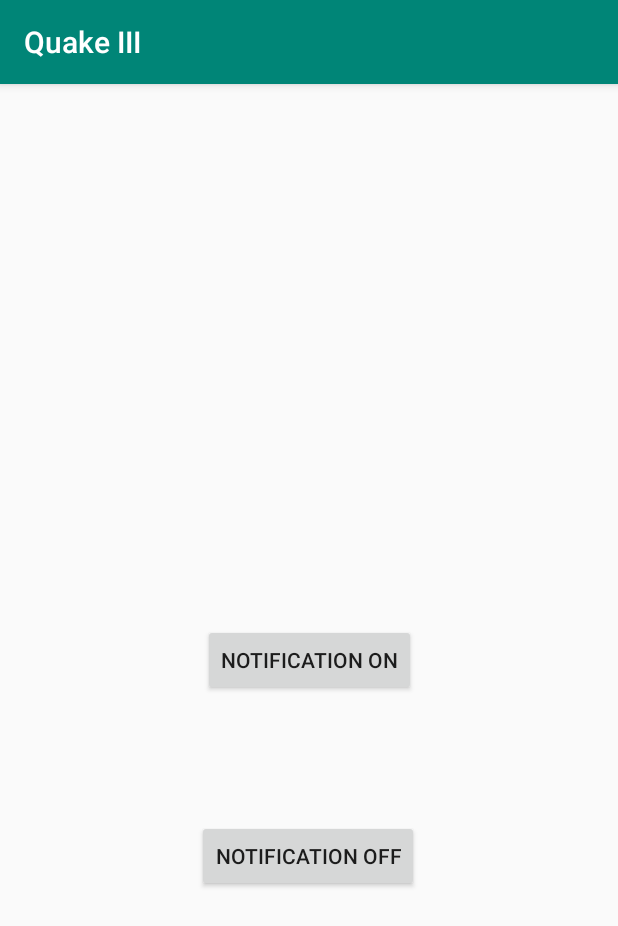
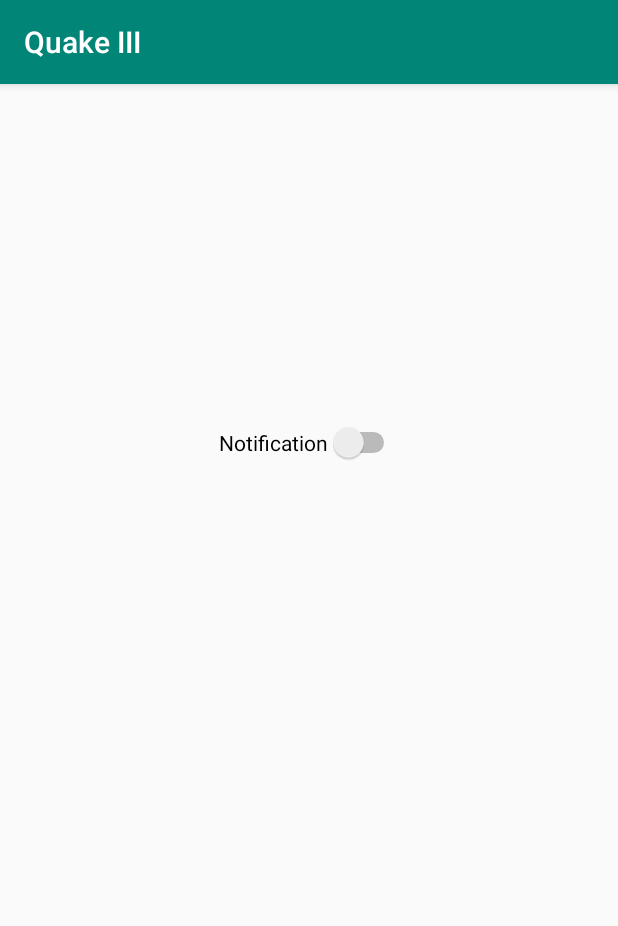
Before and after one commit to CatPawnD20/Quake-III, an Android app: the screen it shows after launch (OptionsActivity), after a tap on "OPTIONS", on a phone screen of 412 x 824 dp. Shown: the top 926 px of the screen. Run offline under Robolectric (Android 15) with nearby library versions, the phone set to English and light mode, and no system bars; libraries missing offline, so code that uses them is left out: com.firebase.jobdispatcher, com.jakewharton.threetenabp; 11 statements that could not run were skipped.

Commit message:
Notification v0.3

```diff
--- a/app/src/main/java/com/ab/quake_iii/NotificationCreator.java
+++ b/app/src/main/java/com/ab/quake_iii/NotificationCreator.java
@@ -5,38 +5,50 @@ import android.app.Notification;
 import android.app.NotificationChannel;
 import android.app.NotificationManager;
 import android.app.PendingIntent;
+import android.content.Context;
+import android.content.SharedPreferences;
 import android.os.Build;
-import android.widget.Toast;
 
 import androidx.core.app.NotificationCompat;
 
+import com.jakewharton.threetenabp.AndroidThreeTen;
+
+import org.threeten.bp.LocalTime;
+
 public class NotificationCreator extends Application{
 
-    public static final String CHANNEL_ID = "NotificationCreator";
+    public static final String CHANNEL_ID = "EarthQuakeNotification";
+    public static SharedPreferences sharedPref;
+    public static SharedPreferences.Editor editor;
 
     @Override
     public void onCreate() {
         super.onCreate();
+        AndroidThreeTen.init(this);
+        LocalTime localTime = LocalTime.now();
+        NotificationJobService.localTime = localTime;
         createNotificationChannel();
+
+        sharedPref = this.getSharedPreferences("Quake3", Context.MODE_PRIVATE);
+
     }
 
     public void createNotificationChannel() {
         if(Build.VERSION.SDK_INT >= Build.VERSION_CODES.O){
             NotificationChannel channel = new NotificationChannel(
                     CHANNEL_ID,
-                    "Notification Channel",
+                    "EarthQuakeNotification Channel",
                     NotificationManager.IMPORTANCE_HIGH);
-            channel.setDescription("This is notification channel for earthQuake.");
-            Toast.makeText(getApplicationContext(), "channel", Toast.LENGTH_SHORT).show();
+            channel.setDescription("This is notification channel for EarthQuake.");
             NotificationManager manager = getSystemService(NotificationManager.class);
             manager.createNotificationChannel(channel);
         }
     }
 
-    public Notification createNotification(PendingIntent pendingIntent, ExampleJobService exampleJobService, Ping lastPing) {
-        Notification notification = new NotificationCompat.Builder(exampleJobService, CHANNEL_ID)
-                .setContentTitle(lastPing.getLocation().toString())
-                .setContentText(lastPing.getMagnitudeML() + " " + lastPing.getDate() + " " + lastPing.getTime())
+    public Notification createNotification(PendingIntent pendingIntent, NotificationJobService notificationJobService, Ping lastPing) {
+        Notification notification = new NotificationCompat.Builder(notificationJobService, CHANNEL_ID)
+                .setContentTitle("Location: " + lastPing.getLocation().toString())
+                .setContentText("Magnitude: " + lastPing.getMagnitudeML() + " Date: " + lastPing.getDate() + " Time: " + lastPing.getTime())
                 .setSmallIcon(R.drawable.normal_map)
                 .setContentIntent(pendingIntent)
                 .build();
--- a/app/src/main/java/com/ab/quake_iii/SplashActivity.java
+++ b/app/src/main/java/com/ab/quake_iii/SplashActivity.java
@@ -1,7 +1,10 @@
 package com.ab.quake_iii;
 
+import android.content.Context;
 import android.content.Intent;
+import android.content.SharedPreferences;
 import android.os.Bundle;
+import android.widget.Toast;
 
 import androidx.appcompat.app.AppCompatActivity;
 
--- /dev/null
+++ b/app/src/main/res/drawable/ic_thumb_yellow_30dp.xml
@@ -0,0 +1,5 @@
+<vector android:height="30dp" android:tint="#FFFF44"
+    android:viewportHeight="24.0" android:viewportWidth="24.0"
+    android:width="30dp" xmlns:android="http://schemas.android.com/apk/res/android">
+    <path android:fillColor="#FF000000" android:pathData="M12,2C6.48,2 2,6.48 2,12s4.48,10 10,10 10,-4.48 10,-10S17.52,2 12,2z"/>
+</vector>
--- a/app/src/main/res/layout/activity_options.xml
+++ b/app/src/main/res/layout/activity_options.xml
@@ -6,27 +6,20 @@
     android:layout_height="match_parent"
     android:orientation="vertical">
 
-    <Button
-        android:id="@+id/notificationOnButton"
+    <Switch
+        android:id="@+id/notificationSwitch"
         android:layout_width="wrap_content"
         android:layout_height="wrap_content"
-        android:onClick="startScheduleJob"
-        android:text="Notification ON"
+        android:layout_marginStart="166dp"
+        android:layout_marginLeft="166dp"
+        android:layout_marginTop="207dp"
+        android:layout_marginEnd="165dp"
+        android:layout_marginRight="165dp"
+        android:layout_marginBottom="497dp"
+        android:text="Notification"
         app:layout_constraintBottom_toBottomOf="parent"
         app:layout_constraintEnd_toEndOf="parent"
         app:layout_constraintStart_toStartOf="parent"
         app:layout_constraintTop_toTopOf="parent" />
 
-    <Button
-        android:id="@+id/notificationOffButton"
-        android:layout_width="wrap_content"
-        android:layout_height="48dp"
-        android:onClick="cancelJob"
-        android:text="Notification OFF"
-        app:layout_constraintBottom_toBottomOf="parent"
-        app:layout_constraintEnd_toEndOf="parent"
-        app:layout_constraintHorizontal_bias="0.498"
-        app:layout_constraintStart_toStartOf="parent"
-        app:layout_constraintTop_toBottomOf="@+id/notificationOnButton"
-        app:layout_constraintVertical_bias="0.266" />
 </androidx.constraintlayout.widget.ConstraintLayout>
--- a/app/src/main/res/values/styles.xml
+++ b/app/src/main/res/values/styles.xml
@@ -13,4 +13,9 @@
         <item name="android:windowBackground">@drawable/background_splash</item>
     </style>
 
+    <style name="AppTheme.PopMe">
+        <item name="android:windowIsTranslucent">true</item>
+        <item name="android:windowCloseOnTouchOutside">true</item>
+    </style>
+
 </resources>
```
Also changed, not shown: app/src/main/AndroidManifest.xml (+18 -13 lines), app/src/main/java/com/ab/quake_iii/NotificationJobService.java (renamed from app/src/main/java/com/ab/quake_iii/ExampleJobService.java, +39 -6 lines), app/src/main/java/com/ab/quake_iii/OptionsActivity.java (+42 -20 lines), app/src/main/java/com/ab/quake_iii/Ping.java (+9 -11 lines), app/src/main/java/com/ab/quake_iii/PopUpNotificationActivity.java (added, +108 -0 lines), app/src/main/res/drawable/pop_up_bg.xml (added, +11 -0 lines), app/src/main/res/layout/activity_pop_up_notification.xml (added, +84 -0 lines), app/src/main/res/layout/configuration_seekbar_thumb.xml (added, +24 -0 lines), app/src/main/res/values/strings.xml (+12 -0 lines), 2 other files.
